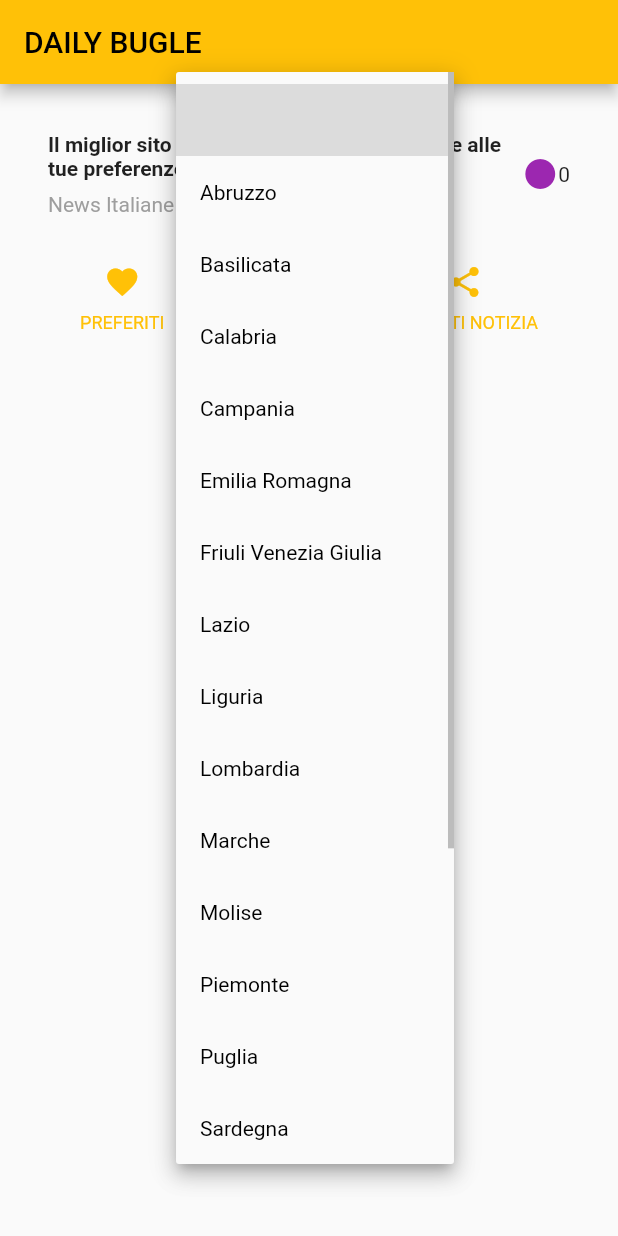
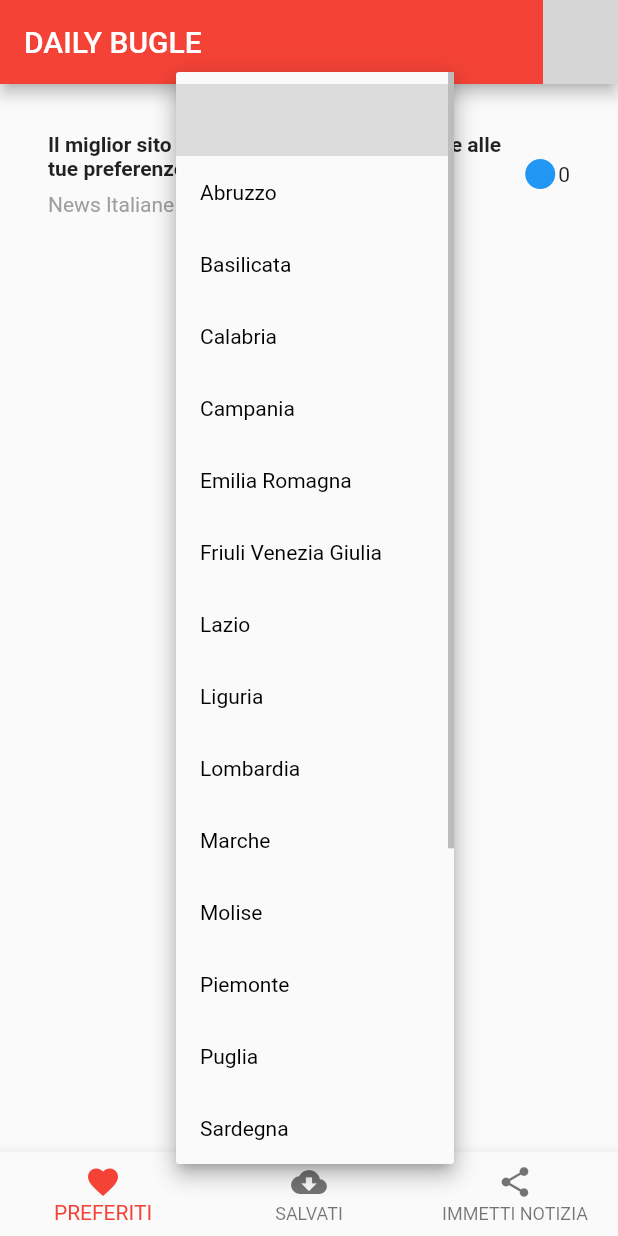
Before and after one commit to EugeniaFacchini/daily_bugle, a Flutter app: the screen it shows after launch, after a tap on the "arrow drop down" icon, on a phone screen of 412 x 824 dp. Run offline on Flutter 3.47's test engine with Material 2 defaults, Android fonts, the light colour scheme and no system bars; grey boxes are pictures that could not be loaded.

Commit message:
aggiunta logo

```diff
--- a/lib/main.dart
+++ b/lib/main.dart
@@ -12,7 +12,7 @@ class MyApp extends StatelessWidget {
   Widget build(BuildContext context) {
     return MaterialApp(
         debugShowCheckedModeBanner: false,
-        theme: ThemeData(primarySwatch: Colors.amber),
+        theme: ThemeData(primarySwatch: Colors.red),
         title: 'Daily Bugle',
         home: const Home());
   }
--- a/lib/widgets/home.dart
+++ b/lib/widgets/home.dart
@@ -16,14 +16,6 @@ class _HomeState extends State<Home> {
   Widget build(BuildContext context) {
     Color color = Theme.of(context).primaryColor;
 
-    Widget buttonSection = Row(
-      mainAxisAlignment: MainAxisAlignment.spaceEvenly,
-      children: [
-        _buildButtonColumn(color, Icons.favorite, 'PREFERITI'),
-        _buildButtonColumn(color, Icons.cloud_download, 'SALVATI'),
-        _buildButtonColumn(color, Icons.share, 'IMMETTI NOTIZIA'),
-      ],
-    );
     Widget titleSection = Container(
       padding: const EdgeInsets.all(32),
       child: Row(
@@ -55,7 +47,7 @@ class _HomeState extends State<Home> {
           /*3*/
           Icon(
             Icons.circle,
-            color: Colors.purple[500],
+            color: Colors.blue[500],
           ),
           const Text(
               '0'), //AL POSTO DELLO ZERO CI ANDRA' IL CONTATORE DELLE NEWS AGGIUNTE
@@ -64,12 +56,40 @@ class _HomeState extends State<Home> {
     );
 
     return Scaffold(
+      bottomNavigationBar: BottomNavigationBar(
+          currentIndex: 0,
+          onTap: (index) {
+            if (index == 0) {
+              // naviga verso preferiti
+            }
+            if (index == 1) {
+              // naviga verso salvati
+            }
+            if (index == 2) {
+              // naviga verso immetti notizia
+            }
+          },
+          items: [
+            BottomNavigationBarItem(
+                icon: Icon(Icons.favorite), label: "PREFERITI"),
+            BottomNavigationBarItem(
+                icon: Icon(Icons.cloud_download), label: "SALVATI"),
+            BottomNavigationBarItem(
+                icon: Icon(Icons.share), label: "IMMETTI NOTIZIA")
+          ]),
       appBar: AppBar(
         title: const Text('DAILY BUGLE'),
+        actions: [
+          Container(
+            width: 50,
+            child: Image.asset(
+              'web/icons/logo.png',
+            ),
+          ),
+        ],
       ),
       body: Column(children: [
         titleSection,
-        buttonSection,
         Container(
           child: _regione == null
               ? DropDownRegion(
@@ -99,7 +119,7 @@ class _HomeState extends State<Home> {
           child: Text(
             label,
             style: TextStyle(
-              fontSize: 12,
+              fontSize: 15,
               fontWeight: FontWeight.w400,
               color: color,
             ),
--- a/pubspec.yaml
+++ b/pubspec.yaml
@@ -60,6 +60,7 @@ flutter:
   # To add assets to your application, add an assets section, like this:
   assets:
     - assets/data/province.json
+    - web/icons/logo.png
   #  - images/a_dot_burr.jpeg
   #   - images/a_dot_ham.jpeg
 
```
Also changed, not shown: logo.jpg (added), 1 other file.
